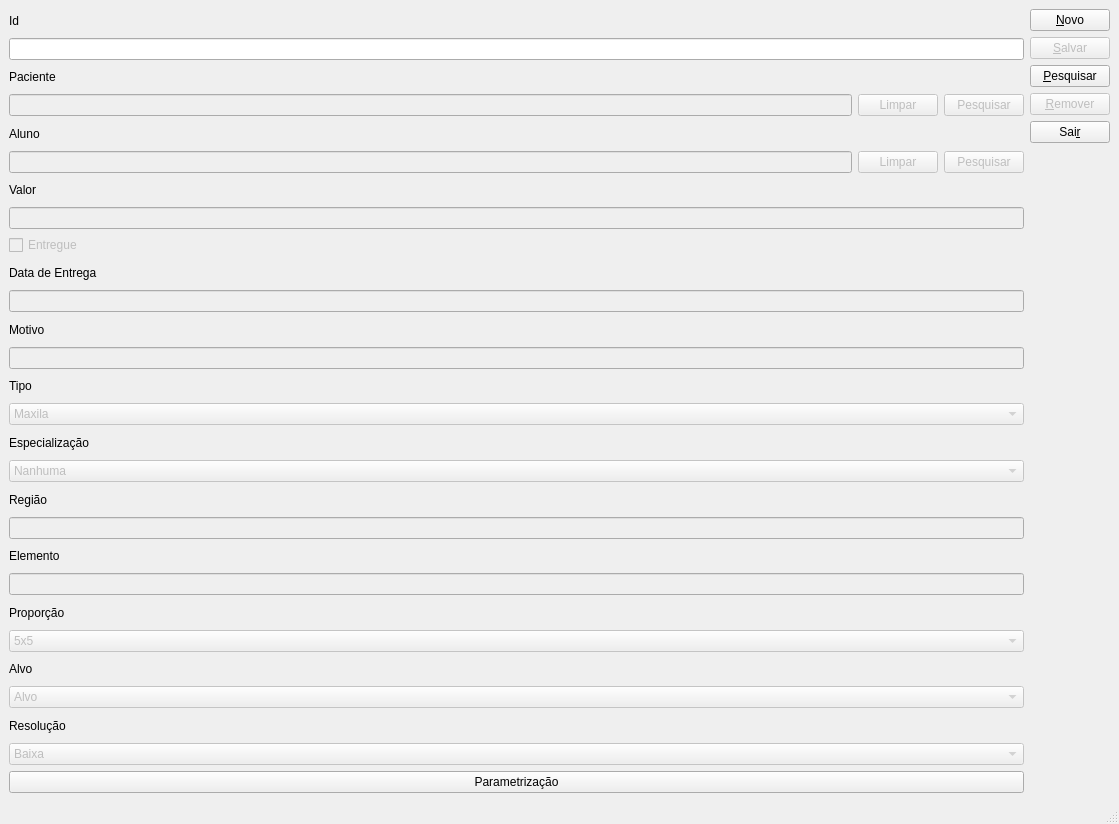
JulioDeBastiani/Odonto2, file ui/CadTomografias.ui: the form before one commit.
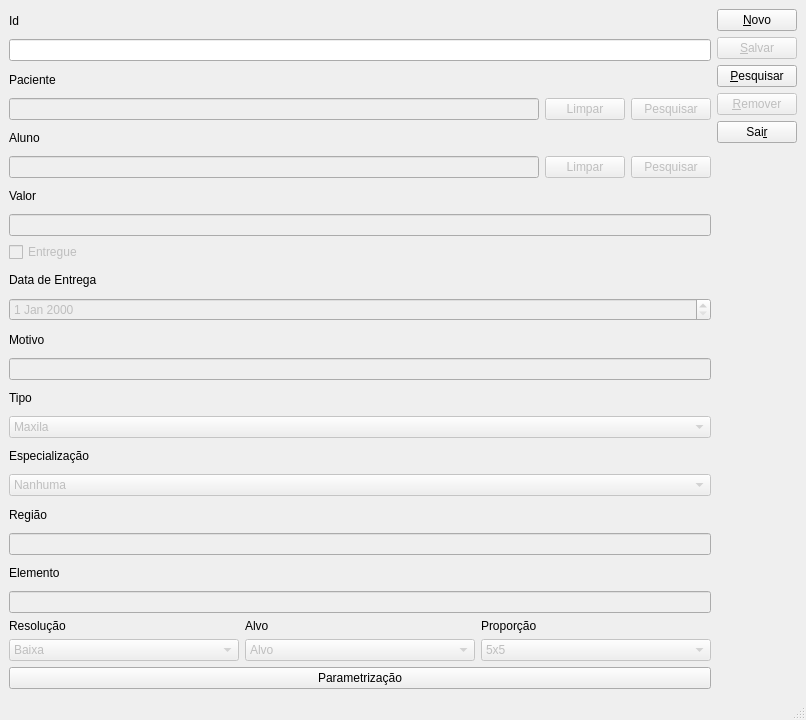
The form after the commit.

The edit to the form file:
```diff
--- a/ui/CadTomografias.ui
+++ b/ui/CadTomografias.ui
@@ -6,8 +6,8 @@
    <rect>
     <x>0</x>
     <y>0</y>
-    <width>1119</width>
-    <height>824</height>
+    <width>806</width>
+    <height>720</height>
    </rect>
   </property>
   <property name="windowTitle">
@@ -135,7 +135,7 @@
        </widget>
       </item>
       <item>
-       <widget class="QLineEdit" name="edtEntrega">
+       <widget class="QDateEdit" name="edtEntrega">
         <property name="enabled">
          <bool>false</bool>
         </property>
@@ -257,6 +257,71 @@
        </widget>
       </item>
       <item>
+       <layout class="QHBoxLayout" name="horizontalLayout_4">
+        <item>
+         <layout class="QVBoxLayout" name="verticalLayout_5">
+          <item>
+           <widget class="QLabel" name="label_13">
+            <property name="text">
+             <string>Resolução</string>
+            </property>
+           </widget>
+          </item>
+          <item>
+           <widget class="QComboBox" name="cboResolucao">
+            <property name="enabled">
+             <bool>false</bool>
+            </property>
+            <item>
+             <property name="text">
+              <string>Baixa</string>
+             </property>
+            </item>
+            <item>
+             <property name="text">
+              <string>Média</string>
+             </property>
+            </item>
+            <item>
+             <property name="text">
+              <string>Alta</string>
+             </property>
+            </item>
+           </widget>
+          </item>
+         </layout>
+        </item>
+        <item>
+         <layout class="QVBoxLayout" name="verticalLayout_4">
+          <item>
+           <widget class="QLabel" name="label_12">
+            <property name="text">
+             <string>Alvo</string>
+            </property>
+           </widget>
+          </item>
+          <item>
+           <widget class="QComboBox" name="cboAlvo">
+            <property name="enabled">
+             <bool>false</bool>
+            </property>
+            <item>
+             <property name="text">
+              <string>Alvo</string>
+             </property>
+            </item>
+            <item>
+             <property name="text">
+              <string>Dente</string>
+             </property>
+            </item>
+           </widget>
+          </item>
+         </layout>
+        </item>
+        <item>
+         <layout class="QVBoxLayout" name="verticalLayout_3">
+          <item>
        <widget class="QLabel" name="label_11">
         <property name="text">
          <string>Proporção</string>
@@ -295,58 +360,9 @@
         </item>
        </widget>
       </item>
-      <item>
-       <widget class="QLabel" name="label_12">
-        <property name="text">
-         <string>Alvo</string>
-        </property>
-       </widget>
-      </item>
-      <item>
-       <widget class="QComboBox" name="cboAlvo">
-        <property name="enabled">
-         <bool>false</bool>
-        </property>
-        <item>
-         <property name="text">
-          <string>Alvo</string>
-         </property>
-        </item>
-        <item>
-         <property name="text">
-          <string>Dente</string>
-         </property>
-        </item>
-       </widget>
-      </item>
-      <item>
-       <widget class="QLabel" name="label_13">
-        <property name="text">
-         <string>Resolução</string>
-        </property>
-       </widget>
-      </item>
-      <item>
-       <widget class="QComboBox" name="cboResolucao">
-        <property name="enabled">
-         <bool>false</bool>
-        </property>
-        <item>
-         <property name="text">
-          <string>Baixa</string>
-         </property>
-        </item>
-        <item>
-         <property name="text">
-          <string>Média</string>
-         </property>
-        </item>
-        <item>
-         <property name="text">
-          <string>Alta</string>
-         </property>
-        </item>
-       </widget>
+         </layout>
+        </item>
+       </layout>
       </item>
       <item>
        <widget class="QPushButton" name="btnParametrizacao">
```
Left out of the diff: 2 changed lines with no effect on the pictures. Lines whose indentation alone changed are shown as unchanged.
